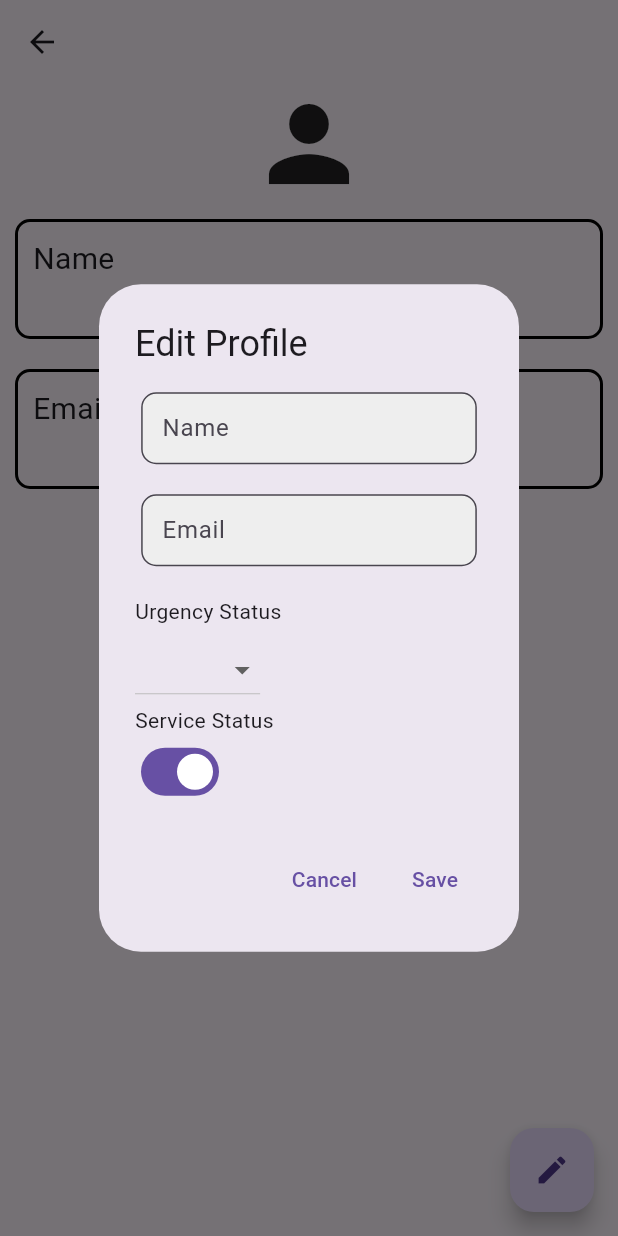
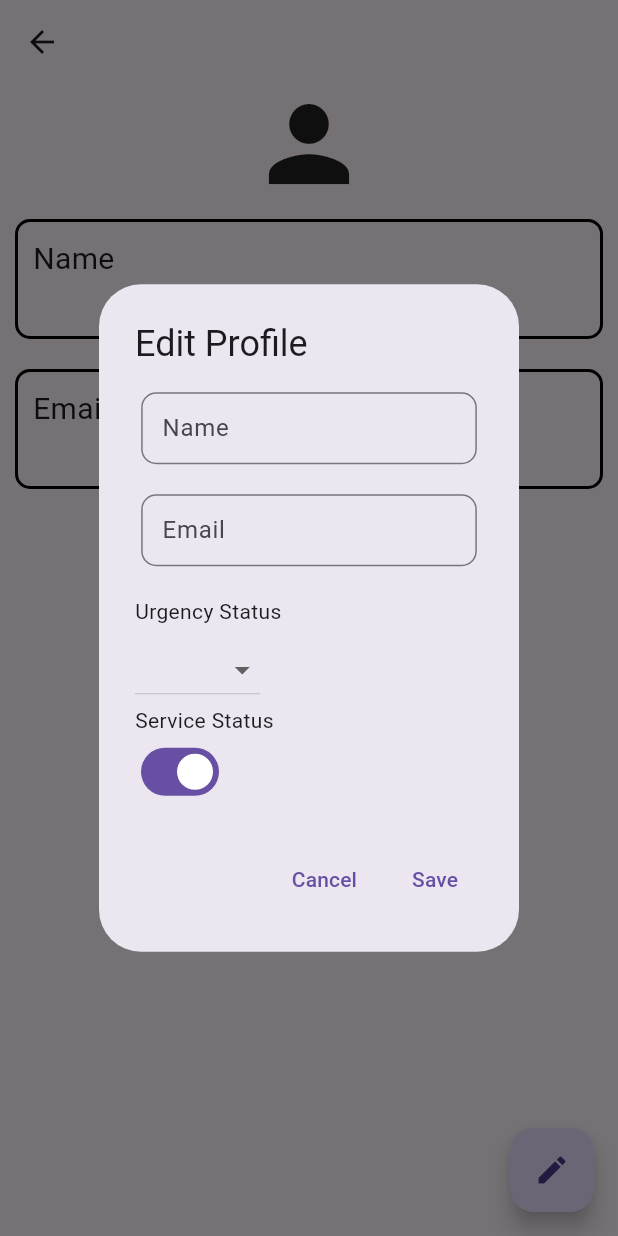
Before and after one commit to BrawlerXull/It-s-Urgent-, a Flutter app: the ProfileView screen opened by its route, after a tap on the "edit" icon, on a phone screen of 412 x 824 dp. Run offline on Flutter 3.47's test engine with Material 3 defaults, Android fonts, the phone set to English and light mode, and no system bars; our stand-ins replace audioplayers, cloud_firestore, firebase_auth, firebase_core, firebase_messaging, flutter_contacts and 4 more; missing offline and left inert: flutter_phone_direct_caller, quick_settings; accounts and stored records are empty; Roboto replaces fonts that are missing (Acme).

Commit message:
removed unecessary colors

```diff
--- a/lib/app/modules/home/views/home_page_search_bar.dart
+++ b/lib/app/modules/home/views/home_page_search_bar.dart
@@ -4,8 +4,7 @@ import 'package:get/get.dart';
 class SearchBarHomePage extends StatelessWidget {
   final TextEditingController controller;
   final String hintText;
-  const SearchBarHomePage(
-      {required this.controller, required this.hintText, super.key});
+  const SearchBarHomePage({required this.controller, required this.hintText, super.key});
 
   @override
   Widget build(BuildContext context) {
@@ -15,7 +14,7 @@ class SearchBarHomePage extends StatelessWidget {
       child: TextField(
         controller: controller,
         decoration: InputDecoration(
-    contentPadding: const EdgeInsets.all(10.0),
+          contentPadding: const EdgeInsets.all(10.0),
           border: const OutlineInputBorder(
             borderRadius: BorderRadius.all(Radius.circular(10)),
           ),
--- a/lib/app/modules/message/views/message_page_custom_input_field.dart
+++ b/lib/app/modules/message/views/message_page_custom_input_field.dart
@@ -16,10 +16,6 @@ class CustomInputFieldMessagePage extends StatelessWidget {
         controller: controller,
         decoration: InputDecoration(
           contentPadding: const EdgeInsets.all(10.0),
-          fillColor: Colors.grey[200],
-          filled: true,
-          focusColor: Colors.grey[200],
-          hoverColor: Colors.grey[200],
           border: const OutlineInputBorder(
             borderRadius: BorderRadius.all(Radius.circular(10)),
           ),
--- a/lib/app/modules/profile/views/profile_page_custom_input_field.dart
+++ b/lib/app/modules/profile/views/profile_page_custom_input_field.dart
@@ -20,10 +20,6 @@ class CustomInputFieldProfilePage extends StatelessWidget {
         controller: controller,
         decoration: InputDecoration(
           contentPadding: const EdgeInsets.all(10.0),
-          fillColor: Colors.grey[200],
-          filled: true,
-          focusColor: Colors.grey[200],
-          hoverColor: Colors.grey[200],
           labelText: labelText,
           border: const OutlineInputBorder(
             borderRadius: BorderRadius.all(Radius.circular(10)),
--- a/lib/app/theme/dark_theme.dart
+++ b/lib/app/theme/dark_theme.dart
@@ -1,3 +1,5 @@
 import 'package:flutter/material.dart';
 
-ThemeData darkTheme = ThemeData(brightness: Brightness.dark);
+ThemeData darkTheme = ThemeData(
+  brightness: Brightness.dark,
+);
```
